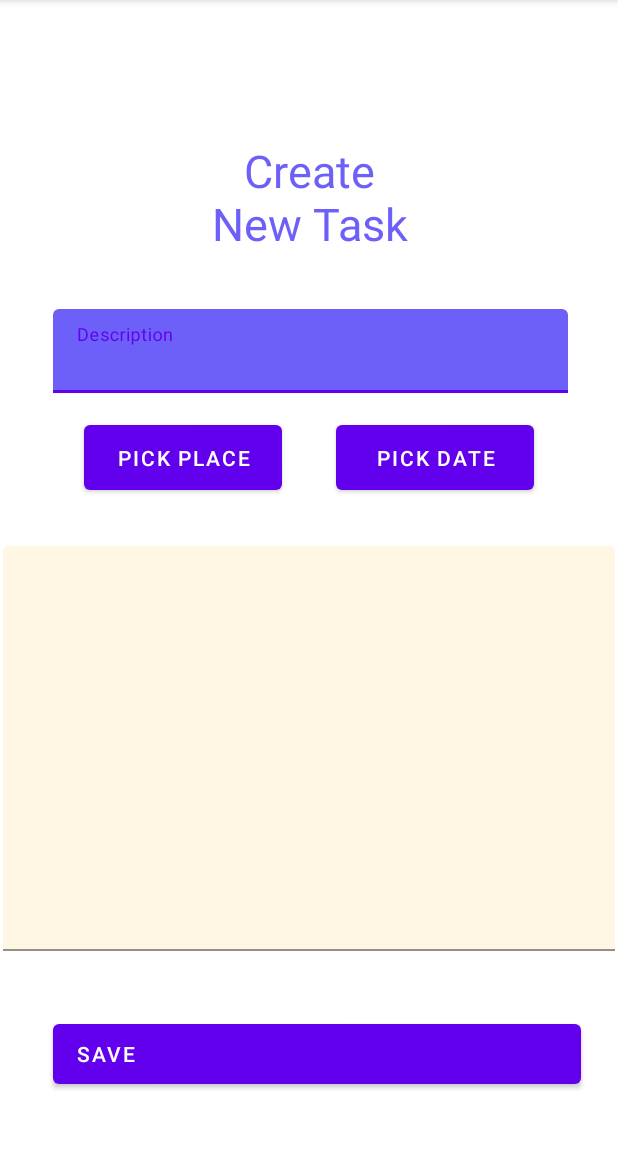
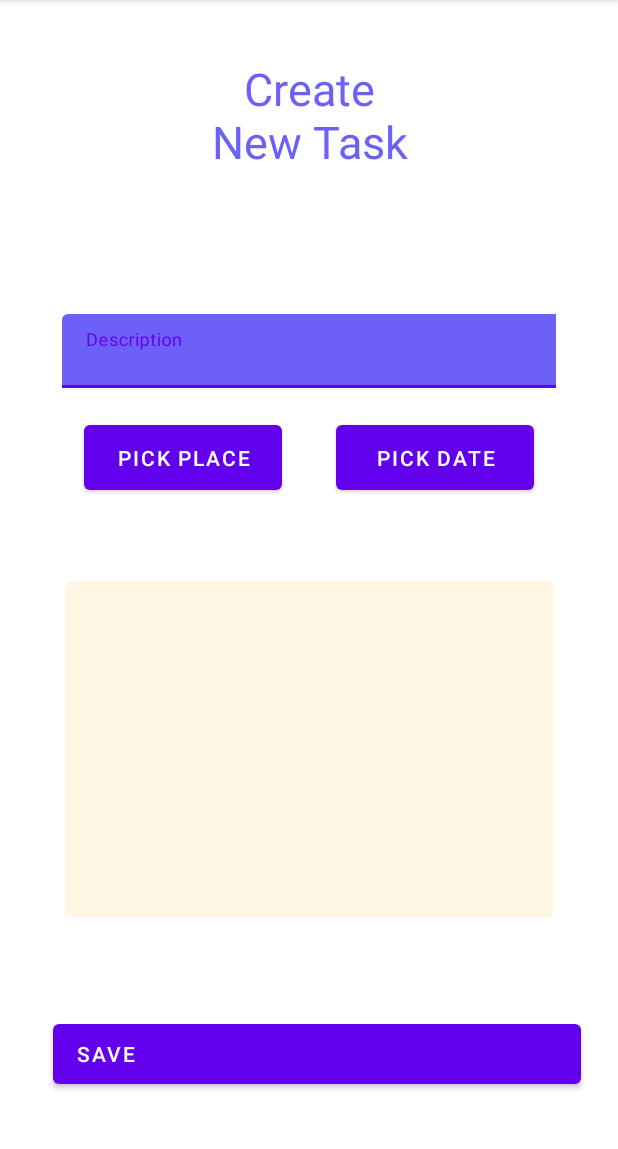
Before and after one commit to CS340-21/VoiceRecognitionExt, an Android app: the addEvent screen opened directly, with no data from a screen before it, on a phone screen of 412 x 824 dp, the part 84-1233 px from its top. Run offline under Robolectric (Android 15) with nearby library versions, the phone set to English and light mode, and no system bars.

```diff
--- a/app/src/main/res/layout/activity_add_event.xml
+++ b/app/src/main/res/layout/activity_add_event.xml
@@ -8,9 +8,8 @@
 
     <com.google.android.material.textfield.TextInputLayout
         android:id="@+id/textInputLayout2"
-        android:layout_width="match_parent"
-        android:layout_height="wrap_content"
-        android:layout_marginStart="35dp"
+        android:layout_width="329dp"
+        android:layout_height="49dp"
         android:layout_marginBottom="300dp"
         app:layout_constraintBottom_toBottomOf="parent"
         app:layout_constraintEnd_toEndOf="parent"
@@ -44,11 +43,12 @@
         android:id="@+id/textView"
         android:layout_width="149dp"
         android:layout_height="76dp"
+        android:layout_marginTop="24dp"
         android:text="Create New Task"
         android:textAlignment="center"
         android:textColor="#6D60F8"
         android:textSize="30sp"
-        app:layout_constraintBottom_toBottomOf="parent"
+        app:layout_constraintBottom_toTopOf="@+id/textInputLayout2"
         app:layout_constraintEnd_toEndOf="parent"
         app:layout_constraintStart_toStartOf="parent"
         app:layout_constraintTop_toTopOf="parent"
@@ -80,8 +80,8 @@
 
     <com.google.android.material.textfield.TextInputLayout
         android:id="@+id/textInputLayout"
-        android:layout_width="408dp"
-        android:layout_height="270dp"
+        android:layout_width="325dp"
+        android:layout_height="224dp"
         android:layout_marginTop="230dp"
         app:layout_constraintBottom_toBottomOf="parent"
         app:layout_constraintEnd_toEndOf="parent"
@@ -89,8 +89,8 @@
         app:layout_constraintTop_toTopOf="parent">
 
         <com.google.android.material.textfield.TextInputEditText
-            android:layout_width="match_parent"
-            android:layout_height="270dp"
+            android:layout_width="358dp"
+            android:layout_height="241dp"
             android:backgroundTint="#FFF7E3"
             android:textAlignment="viewStart" />
     </com.google.android.material.textfield.TextInputLayout>
```
Also changed, not shown: app/build.gradle (+10 -0 lines), app/src/main/java/com/example/avery3/MainActivity.java (+11 -0 lines), app/src/main/res/layout/activity_main.xml (+7 -0 lines), 17 other files.
